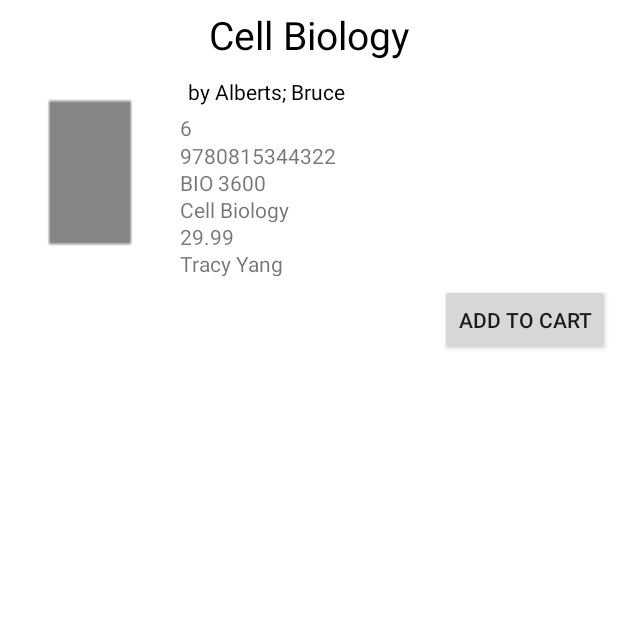
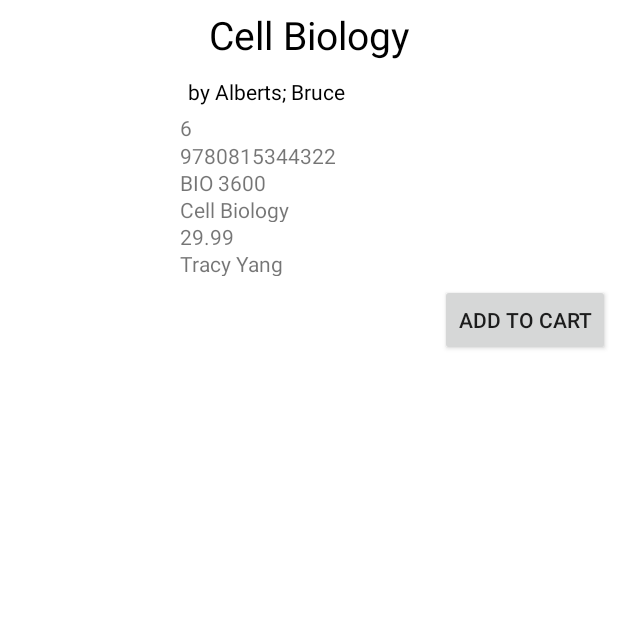
Before and after one commit to jewel7meme/BookCSS, an Android app: the screen it shows after launch (ProductDetailsActivity), after a tap on "Cell Biology", on a phone screen of 412 x 824 dp, the top half of it. Run offline under Robolectric (Android 15) with nearby library versions, the phone set to English and light mode, and no system bars.

Commit message:
Ready to test database. No image

```diff
--- a/app/src/main/java/com/example/zyang3/shoppingcartexample/Product.java
+++ b/app/src/main/java/com/example/zyang3/shoppingcartexample/Product.java
@@ -16,13 +16,13 @@ public class Product {
     public double price;
     public boolean selected;
     public String sellerName;
-    /*
-        public Product(String title, Drawable productImage,
+
+        /*public Product(String title, Drawable productImage,
                        String courseNumber, String courseName,
                        String author, int edition,
                        String isbn, double price, String sellerName){
             this.title = title;
-            //this.productImage = productImage;
+            this.productImage = productImage;
             this.courseNumber = courseNumber;
             this.courseName = courseName;
             this.author = author;
@@ -30,8 +30,8 @@ public class Product {
             this.isbn = isbn;
             this.price = price;
             this.sellerName = sellerName;
-        }
-    */
+        }*/
+
     public Product(String title,
                    String courseNumber, String courseName,
                    String author, int edition,
--- a/app/src/main/java/com/example/zyang3/shoppingcartexample/ProductDetailsActivity.java
+++ b/app/src/main/java/com/example/zyang3/shoppingcartexample/ProductDetailsActivity.java
@@ -1,5 +1,6 @@
 package com.example.zyang3.shoppingcartexample;
 
+import android.media.Image;
 import android.os.Bundle;
 import android.support.design.widget.FloatingActionButton;
 import android.support.design.widget.Snackbar;
@@ -33,6 +34,9 @@ public class ProductDetailsActivity extends AppCompatActivity {
         //Title
         TextView titleTextView = (TextView)findViewById(R.id.textViewTitle);
         titleTextView.setText(selectedProduct.title);
+        //Image
+        //ImageView image = (ImageView) findViewById(R.id.ImageViewProduct);
+        //image.setImageDrawable(selectedProduct.productImage);
         //Author
         TextView authorTextView = (TextView)findViewById(R.id.textViewAuthor);
         authorTextView.setText(selectedProduct.author);
--- a/app/src/main/res/layout/productdetails.xml
+++ b/app/src/main/res/layout/productdetails.xml
@@ -20,15 +20,13 @@
         android:layout_width="match_parent"
         android:layout_height="wrap_content">
 
-        <ImageView android:layout_width="109dp"
+        <ImageView
+            android:layout_width="109dp"
             android:layout_height="127dp"
             android:id="@+id/ImageViewProduct"
             android:adjustViewBounds="true"
             android:scaleType="fitXY"
-            android:src="@drawable/deadoralive"
-            android:layout_margin="5dip">
-
-        </ImageView>
+            android:layout_margin="5dip" />
 
         <LinearLayout
             android:orientation="vertical"
```
Also changed, not shown: app/src/main/res/layout/catalog.xml (+0 -9 lines), app/src/main/web_design-web.png (added).
